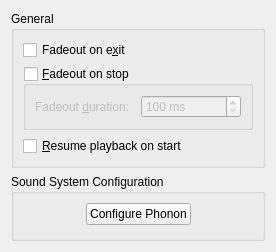
First picture: the form in src/configdialog/dialogs/PlaybackConfig.ui, repository netrunner-debian-kde-extras/amarok, before the edit.
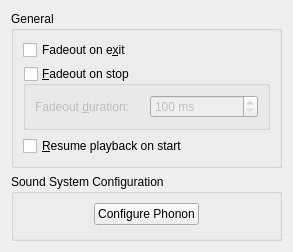
Second picture: the form after the edit.

What changed in the file:
```diff
--- a/src/configdialog/dialogs/PlaybackConfig.ui
+++ b/src/configdialog/dialogs/PlaybackConfig.ui
@@ -6,7 +6,7 @@
    <rect>
     <x>0</x>
     <y>0</y>
-    <width>276</width>
+    <width>293</width>
     <height>252</height>
    </rect>
   </property>
@@ -25,6 +25,9 @@
         <property name="text">
          <string>Fadeout on e&amp;xit</string>
         </property>
+        <property name="checked">
+         <bool>false</bool>
+        </property>
        </widget>
       </item>
       <item row="1" column="1">
```
Left out of the diff: 12 changed lines with no effect on the pictures.
